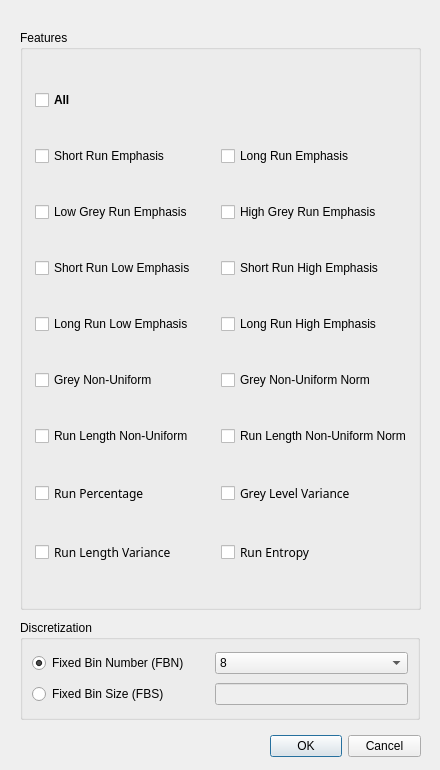
Qt form platform/popup_GLDZM.ui (Jiwon-Hwang/Radiomics-Feature-Extraction) before a commit.
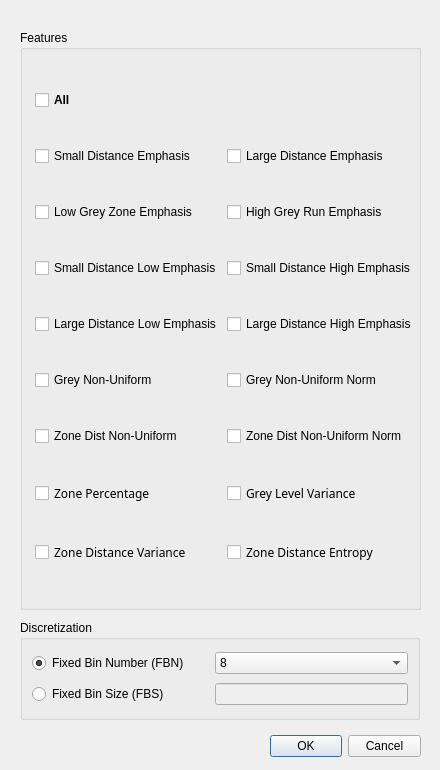
The same form after that commit.

Commit message: gldzm clear, need speed improvement..!!

Patch:
```diff
--- a/platform/popup_GLDZM.ui
+++ b/platform/popup_GLDZM.ui
@@ -72,7 +72,7 @@
        <bool>true</bool>
       </property>
       <property name="text">
-       <string>Long Run Emphasis</string>
+       <string>Large Distance Emphasis</string>
       </property>
       <property name="checkable">
        <bool>true</bool>
@@ -91,7 +91,7 @@
        <bool>true</bool>
       </property>
       <property name="text">
-       <string>Low Grey Run Emphasis</string>
+       <string>Low Grey Zone Emphasis</string>
       </property>
      </widget>
     </item>
@@ -101,7 +101,7 @@
        <bool>true</bool>
       </property>
       <property name="text">
-       <string>Long Run Low Emphasis</string>
+       <string>Large Distance Low Emphasis</string>
       </property>
       <property name="checked">
        <bool>false</bool>
@@ -114,7 +114,7 @@
        <bool>false</bool>
       </property>
       <property name="text">
-       <string>Short Run Emphasis</string>
+       <string>Small Distance Emphasis</string>
       </property>
       <property name="checked">
        <bool>false</bool>
@@ -130,7 +130,7 @@
        <bool>true</bool>
       </property>
       <property name="text">
-       <string>Short Run High Emphasis</string>
+       <string>Small Distance High Emphasis</string>
       </property>
       <property name="checked">
        <bool>false</bool>
@@ -146,7 +146,7 @@
        <bool>false</bool>
       </property>
       <property name="text">
-       <string>Run Length Non-Uniform Norm</string>
+       <string>Zone Dist Non-Uniform Norm</string>
       </property>
       <property name="checked">
        <bool>false</bool>
@@ -171,7 +171,7 @@
        <bool>false</bool>
       </property>
       <property name="text">
-       <string>Run Entropy</string>
+       <string>Zone Distance Entropy</string>
       </property>
       <property name="checked">
        <bool>false</bool>
@@ -196,7 +196,7 @@
        <bool>false</bool>
       </property>
       <property name="text">
-       <string>Run Percentage</string>
+       <string>Zone Percentage</string>
       </property>
       <property name="checked">
        <bool>false</bool>
@@ -212,7 +212,7 @@
        <bool>true</bool>
       </property>
       <property name="text">
-       <string>Short Run Low Emphasis</string>
+       <string>Small Distance Low Emphasis</string>
       </property>
       <property name="checked">
        <bool>false</bool>
@@ -261,7 +261,7 @@
        <bool>false</bool>
       </property>
       <property name="text">
-       <string>Run Length Variance</string>
+       <string>Zone Distance Variance</string>
       </property>
       <property name="checked">
        <bool>false</bool>
@@ -305,7 +305,7 @@
        <bool>true</bool>
       </property>
       <property name="text">
-       <string>Long Run High Emphasis</string>
+       <string>Large Distance High Emphasis</string>
       </property>
       <property name="checked">
        <bool>false</bool>
@@ -372,7 +372,7 @@
        <bool>false</bool>
       </property>
       <property name="text">
-       <string>Run Length Non-Uniform</string>
+       <string>Zone Dist Non-Uniform</string>
       </property>
       <property name="checked">
        <bool>false</bool>
```
The commit also changes 16 other files.
